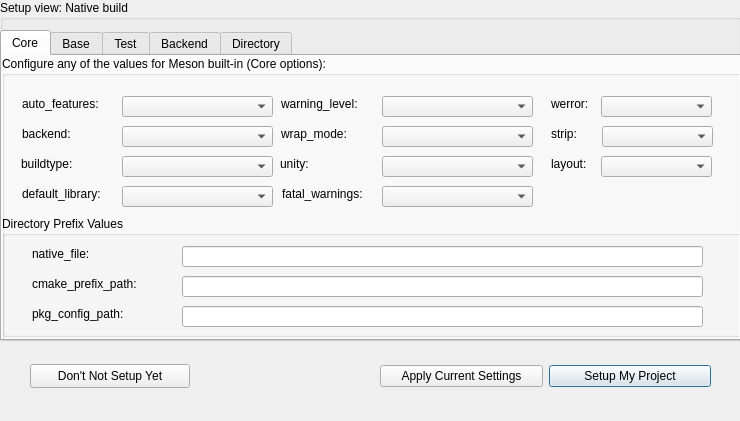
This is data/mesonui-layout/activity_setup.ui in dreamer-coding-555/old-meson-ui as Qt 5 draws it before an edit. The edited form follows.
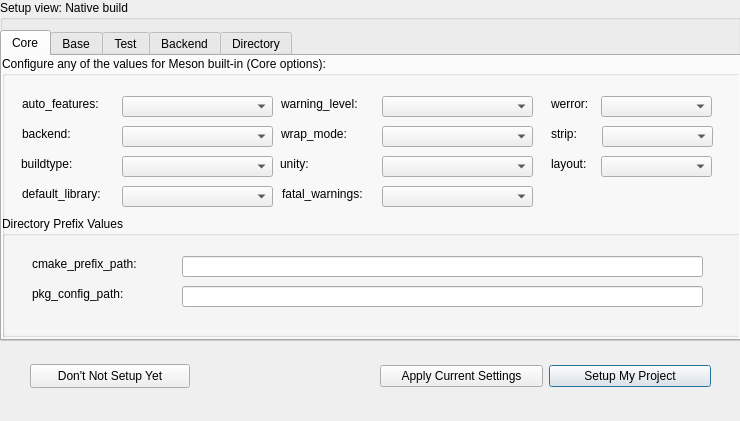
This is the edited form.

Commit message: rm native file from path list

Diff of the .ui file:
```diff
--- a/data/mesonui-layout/activity_setup.ui
+++ b/data/mesonui-layout/activity_setup.ui
@@ -339,7 +339,7 @@
         <property name="geometry">
          <rect>
           <x>180</x>
-          <y>60</y>
+          <y>40</y>
           <width>521</width>
           <height>21</height>
          </rect>
@@ -355,7 +355,7 @@
         <property name="geometry">
          <rect>
           <x>30</x>
-          <y>60</y>
+          <y>40</y>
           <width>141</width>
           <height>16</height>
          </rect>
@@ -371,7 +371,7 @@
         <property name="geometry">
          <rect>
           <x>30</x>
-          <y>90</y>
+          <y>70</y>
           <width>131</width>
           <height>16</height>
          </rect>
@@ -387,7 +387,7 @@
         <property name="geometry">
          <rect>
           <x>180</x>
-          <y>90</y>
+          <y>70</y>
           <width>521</width>
           <height>21</height>
          </rect>
@@ -399,38 +399,6 @@
          <string/>
         </property>
        </widget>
-       <widget class="QLineEdit" name="edit_native_file">
-        <property name="geometry">
-         <rect>
-          <x>180</x>
-          <y>30</y>
-          <width>521</width>
-          <height>21</height>
-         </rect>
-        </property>
-        <property name="styleSheet">
-         <string notr="true"/>
-        </property>
-        <property name="text">
-         <string/>
-        </property>
-       </widget>
-       <widget class="QLabel" name="label_17">
-        <property name="geometry">
-         <rect>
-          <x>30</x>
-          <y>30</y>
-          <width>141</width>
-          <height>16</height>
-         </rect>
-        </property>
-        <property name="styleSheet">
-         <string notr="true"/>
-        </property>
-        <property name="text">
-         <string>native_file:</string>
-        </property>
-       </widget>
       </widget>
       <widget class="QLabel" name="label_2">
        <property name="geometry">
```
The commit also changes 3 other files.
